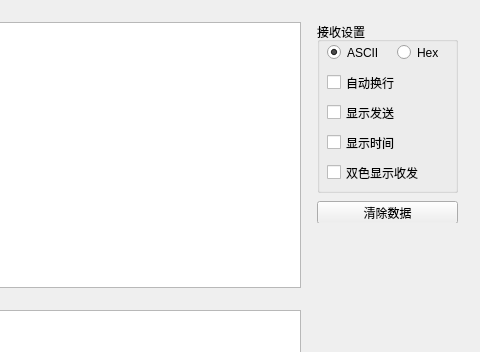
Before: the Qt Designer form lion_assistant.ui in JoenHune/lion-assistant, drawn with Qt 5; both pictures show x 396 to 876 and y 0 to 352 of the 876 by 620 pixel window.
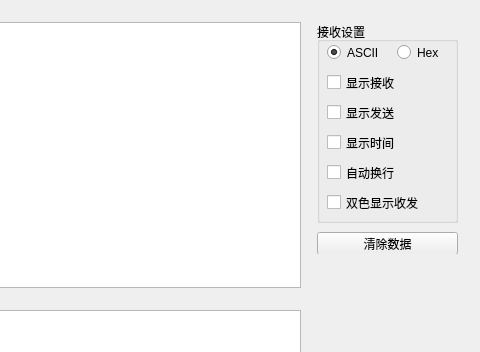
After: the same form once the commit is applied. The open tabs and pages were chosen to show the change. Custom widgets are drawn as their Qt base class.

Commit message: 程序图标设置 [*] 加入图标resource/lion_assistant.ico [-] 删除原本resource/中的icon.png，程序中所有icon全都改用lion_assistant.ico

The edit to the form file:
```diff
--- a/lion_assistant.ui
+++ b/lion_assistant.ui
@@ -984,20 +984,20 @@
               <property name="minimumSize">
                <size>
                 <width>141</width>
-                <height>201</height>
+                <height>232</height>
                </size>
               </property>
               <property name="maximumSize">
                <size>
                 <width>141</width>
-                <height>201</height>
+                <height>232</height>
                </size>
               </property>
               <widget class="QPushButton" name="btn_Clear">
                <property name="geometry">
                 <rect>
                  <x>0</x>
-                 <y>179</y>
+                 <y>210</y>
                  <width>141</width>
                  <height>23</height>
                 </rect>
@@ -1012,7 +1012,7 @@
                  <x>0</x>
                  <y>0</y>
                  <width>141</width>
-                 <height>171</height>
+                 <height>201</height>
                 </rect>
                </property>
                <property name="title">
@@ -1051,7 +1051,7 @@
                 <property name="geometry">
                  <rect>
                   <x>10</x>
-                  <y>50</y>
+                  <y>140</y>
                   <width>71</width>
                   <height>21</height>
                  </rect>
@@ -1090,7 +1090,7 @@
                 <property name="geometry">
                  <rect>
                   <x>10</x>
-                  <y>140</y>
+                  <y>170</y>
                   <width>101</width>
                   <height>21</height>
                  </rect>
@@ -1099,6 +1099,19 @@
                  <string>双色显示收发</string>
                 </property>
                </widget>
+               <widget class="QCheckBox" name="cb_ShowRx">
+                <property name="geometry">
+                 <rect>
+                  <x>10</x>
+                  <y>50</y>
+                  <width>71</width>
+                  <height>21</height>
+                 </rect>
+                </property>
+                <property name="text">
+                 <string>显示接收</string>
+                </property>
+               </widget>
               </widget>
              </widget>
             </item>
```
Left out of the diff: 6 changed lines with no effect on the pictures. The commit also changes 8 other files.
